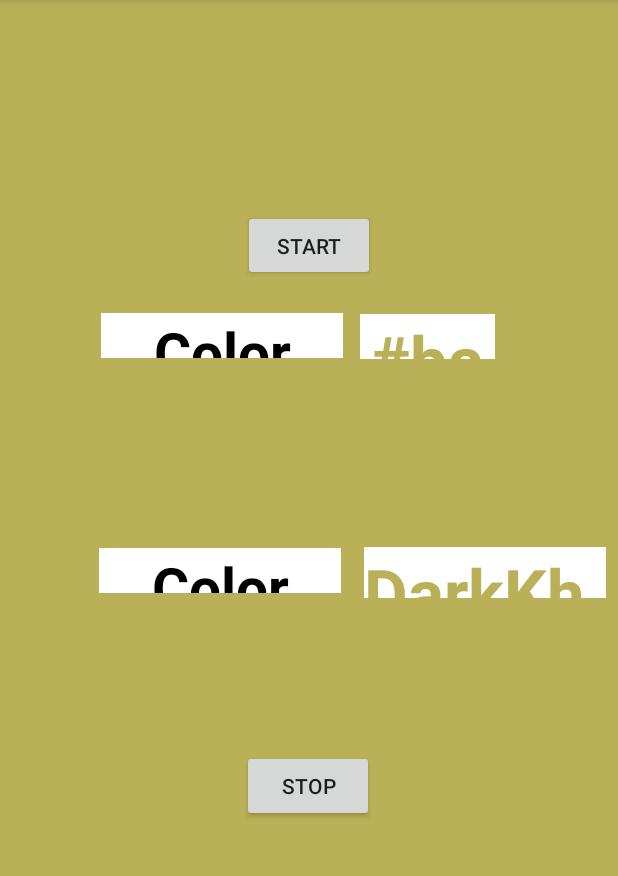
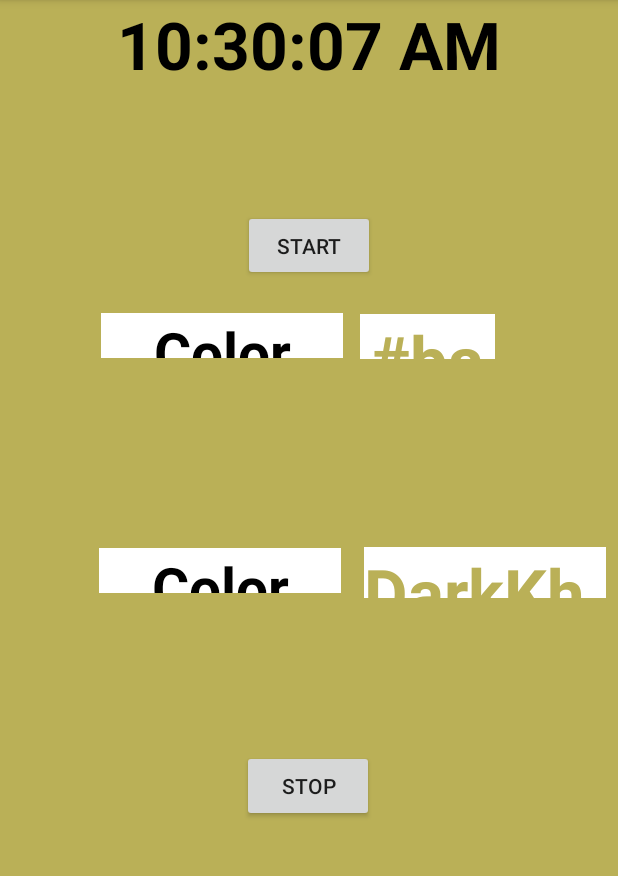
Before and after one commit to abravo3641/Light, an Android app: the screen it shows after launch (MainActivity), on a phone screen of 412 x 824 dp, the part 84-960 px from its top. Run offline under Robolectric (Android 15) with nearby library versions, the phone set to English and light mode, and no system bars.

```diff
--- a/app/src/main/res/layout/activity_main.xml
+++ b/app/src/main/res/layout/activity_main.xml
@@ -89,6 +89,18 @@
         app:layout_constraintStart_toStartOf="parent"
         app:layout_constraintTop_toTopOf="parent" />
 
+    <TextClock
+        android:id="@+id/textClock"
+        android:layout_width="fill_parent"
+        android:layout_height="wrap_content"
+        android:layout_marginTop="30dp"
+        android:format12Hour="hh:mm:ss a"
+        android:gravity="center_horizontal"
+        android:textColor="#000000"
+        android:textSize="44sp"
+        android:textStyle="bold"
+        tools:targetApi="jelly_bean_mr1" />
+
     <TextView
         android:id="@+id/colorText"
         android:layout_width="90dp"
```
